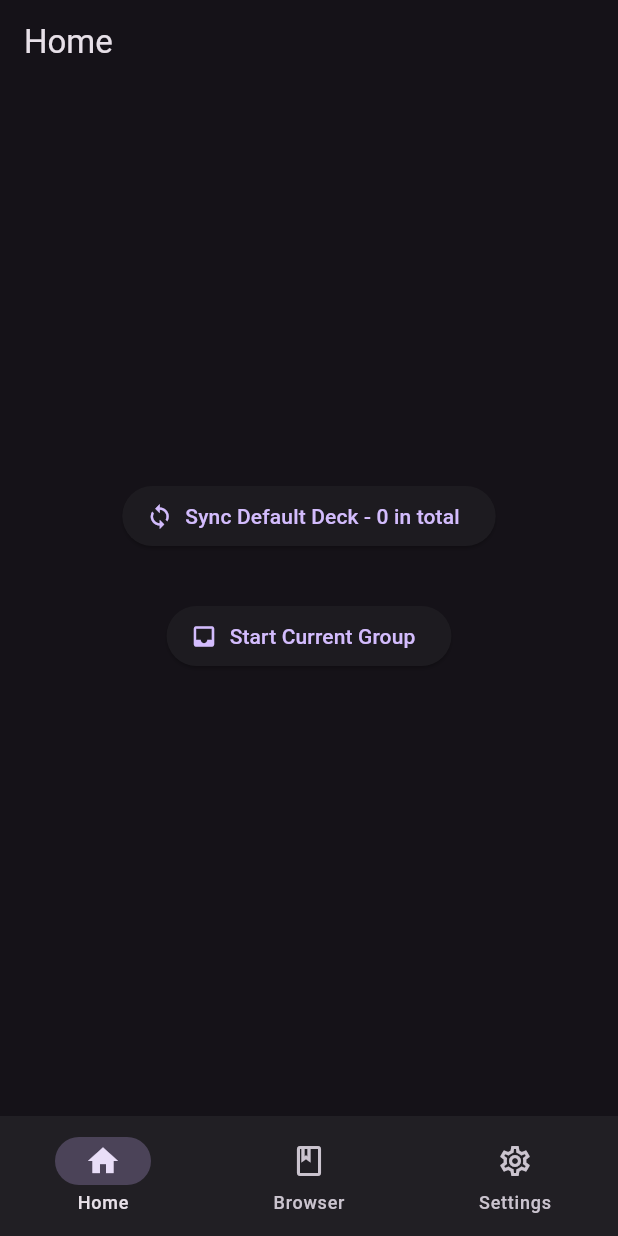
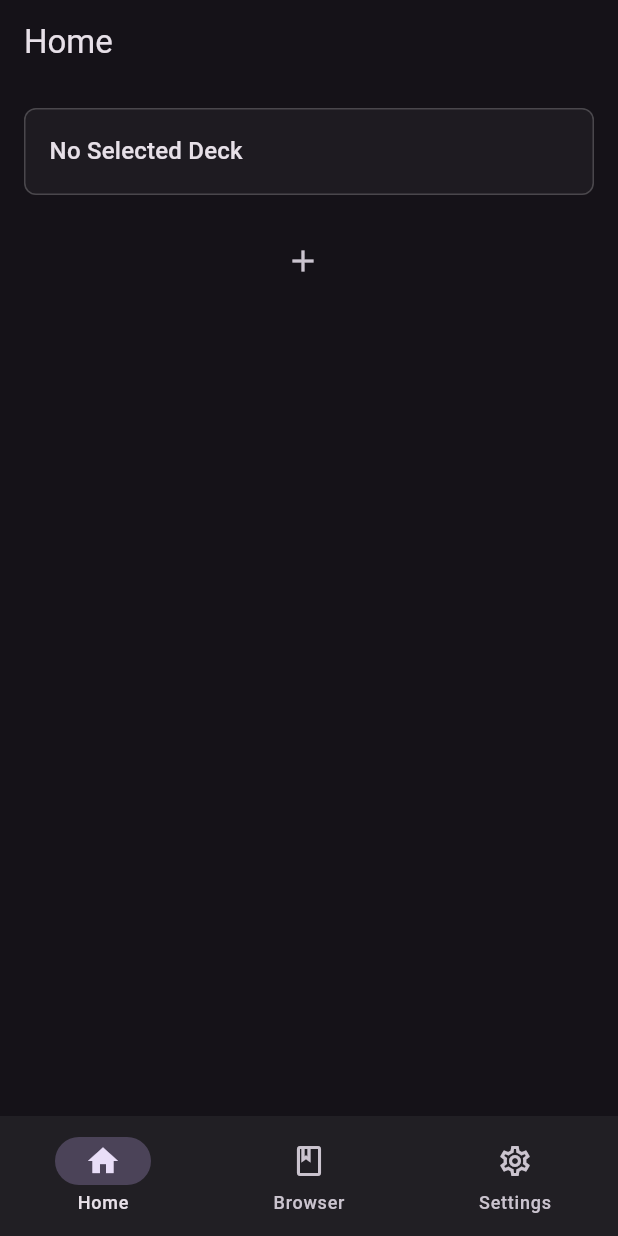
Before and after one commit to 3waffel/vocab_box, a Flutter app: the screen it shows after launch, on a phone screen of 412 x 824 dp. Run offline on Flutter 3.47's test engine with Material 3 defaults, Android fonts, the light colour scheme and no system bars; our stand-ins replace csv, package_info_plus, shared_preferences, sqflite, sqflite_common_ffi, step_progress_indicator; accounts and stored records are empty.

Commit message:
chore: update home and settings ui

```diff
--- a/lib/screens/home.dart
+++ b/lib/screens/home.dart
@@ -85,38 +85,101 @@ class _HomeScreenState extends State<HomeScreen> {
         whereArgs: [card.id],
       );
     }
+    if (mounted) setState(() {});
     SnackBarExt(context).fluidSnackBar("Deck Updated");
+  }
+
+  Widget _buildDeckSection({child}) {
+    return Container(
+      width: 400,
+      padding: EdgeInsets.all(16),
+      margin: EdgeInsets.all(16),
+      decoration: BoxDecoration(
+        color: Theme.of(context).hoverColor,
+        border: Border.all(color: Theme.of(context).highlightColor),
+        borderRadius: BorderRadius.circular(8),
+      ),
+      child: child,
+    );
   }
 
   @override
   Widget build(BuildContext context) {
+    final remainingCount =
+        DeckLoader().cardList.where((item) => item.correctTimes > 3).length;
+    final deckCount = DeckLoader().cardList.length;
+    final learningCount = DeckLoader().learningGroup.length;
+
     return Scaffold(
       appBar: AppBar(title: Text("Home")),
-      body: Center(
+      body: ListView(
+        children: <Widget>[
+          DeckLoader().cardList.length == 0
+              ? _buildDeckSection(
+                  child: Text(
+                  "No Selected Deck",
+                  style: Theme.of(context).textTheme.titleMedium,
+                ))
+              : _buildDeckSection(
                   child: Column(
-          mainAxisAlignment: MainAxisAlignment.center,
-          children: <Widget>[
+                    crossAxisAlignment: CrossAxisAlignment.start,
+                    children: [
                       Padding(
-              padding: EdgeInsets.only(top: 0),
-              child: ElevatedButton.icon(
+                        padding: EdgeInsets.only(bottom: 8),
+                        child: Row(
+                            mainAxisAlignment: MainAxisAlignment.spaceBetween,
+                            children: [
+                              Text(
+                                  "${CardDatabase.table} - ${deckCount.toString()} in total",
+                                  style:
+                                      Theme.of(context).textTheme.titleMedium),
+                              Text(
+                                "",
+                                style: Theme.of(context).textTheme.labelLarge,
+                              ),
+                              ElevatedButton.icon(
                                 icon: Icon(Icons.sync),
-                label: Text(
-                    "Sync Default Deck - ${DeckLoader().cardList.length} in total"),
+                                label: Text("Sync"),
                                 onPressed: _syncRecords,
                               ),
+                            ]),
+                      ),
+                      LinearProgressIndicator(
+                        value: (remainingCount / deckCount),
+                        minHeight: 6,
                       ),
                       Padding(
-              padding: EdgeInsets.symmetric(vertical: 32),
-              child: ElevatedButton.icon(
+                        padding: EdgeInsets.only(top: 8),
+                        child: Row(
+                          mainAxisAlignment: MainAxisAlignment.spaceBetween,
+                          children: [
+                            Wrap(
+                              crossAxisAlignment: WrapCrossAlignment.center,
+                              children: [
+                                Text(
+                                  "Learning ${learningCount.toString()}",
+                                  style: Theme.of(context).textTheme.labelLarge,
+                                ),
+                              ],
+                            ),
+                            ElevatedButton.icon(
                               icon: Icon(Icons.inbox),
-                label: Text("Start Current Group"),
+                              label: Text("Start"),
                               onPressed: () async =>
                                   await _getResultFromLearningScreen(context),
+                            ),
+                          ],
                         ),
                       ),
                     ],
                   ),
                 ),
+          ListTile(
+            title: Icon(Icons.add),
+            onTap: _syncRecords,
+          ),
+        ],
+      ),
     );
   }
 }
--- a/lib/screens/settings.dart
+++ b/lib/screens/settings.dart
@@ -1,7 +1,23 @@
 import 'package:flutter/material.dart';
+import 'package:package_info_plus/package_info_plus.dart';
 
-class SettingsScreen extends StatelessWidget {
+class SettingsScreen extends StatefulWidget {
   const SettingsScreen({super.key});
+
+  @override
+  State<StatefulWidget> createState() => _SettingsScreenState();
+}
+
+class _SettingsScreenState extends State<SettingsScreen> {
+  static PackageInfo? packageInfo;
+
+  @override
+  void initState() {
+    super.initState();
+    PackageInfo.fromPlatform()
+        .then((value) => setState(() => packageInfo = value));
+  }
+
   @override
   Widget build(BuildContext context) {
     return Scaffold(
@@ -11,11 +27,13 @@ class SettingsScreen extends StatelessWidget {
       body: ListView(
         padding: EdgeInsets.all(16),
         children: [
-          ListTile(
-            title: ElevatedButton(
-              child: Text("placeholder"),
-              onPressed: () {},
-            ),
+          AboutListTile(
+            icon: Icon(Icons.info),
+            child: Text("About"),
+            applicationName: packageInfo?.appName,
+            applicationVersion: packageInfo != null
+                ? "${packageInfo!.version}+${packageInfo!.buildNumber}"
+                : null,
           )
         ],
       ),
--- a/pubspec.yaml
+++ b/pubspec.yaml
@@ -18,6 +18,7 @@ dependencies:
   sqflite_common_ffi: ^2.3.3
   path_provider: ^2.1.2
   step_progress_indicator: ^1.0.2
+  package_info_plus: ^6.0.0
 
 dev_dependencies:
   flutter_test:
```
Also changed, not shown: pubspec.lock, 2 other files. Lines whose indentation alone changed are shown as unchanged.
